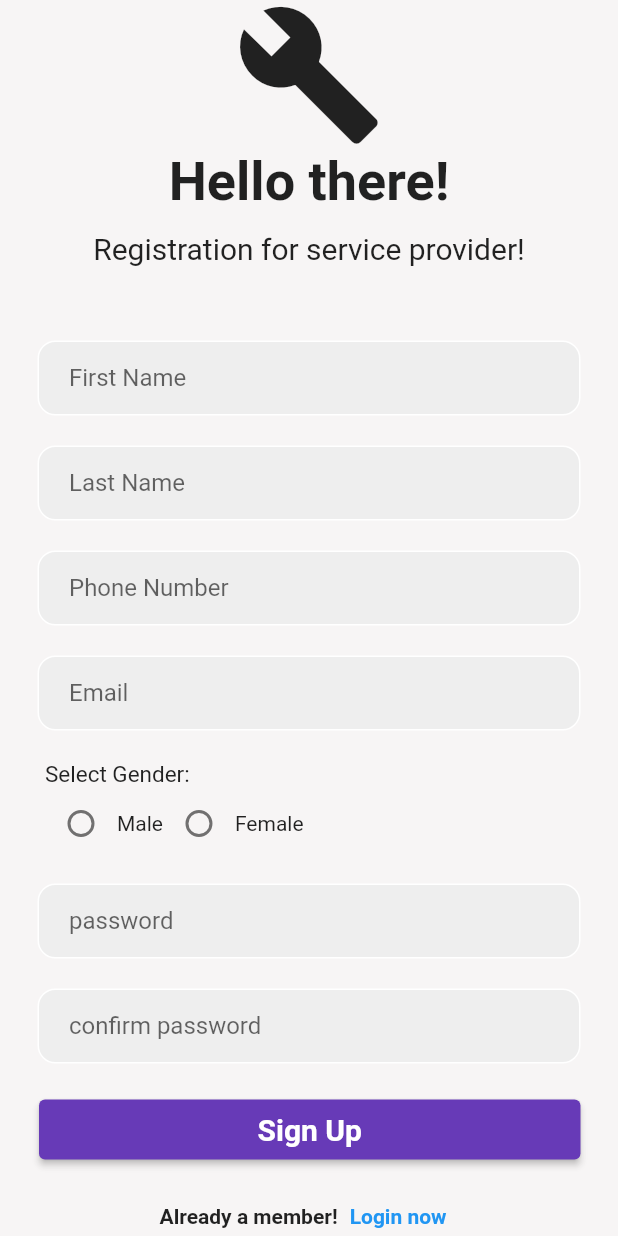
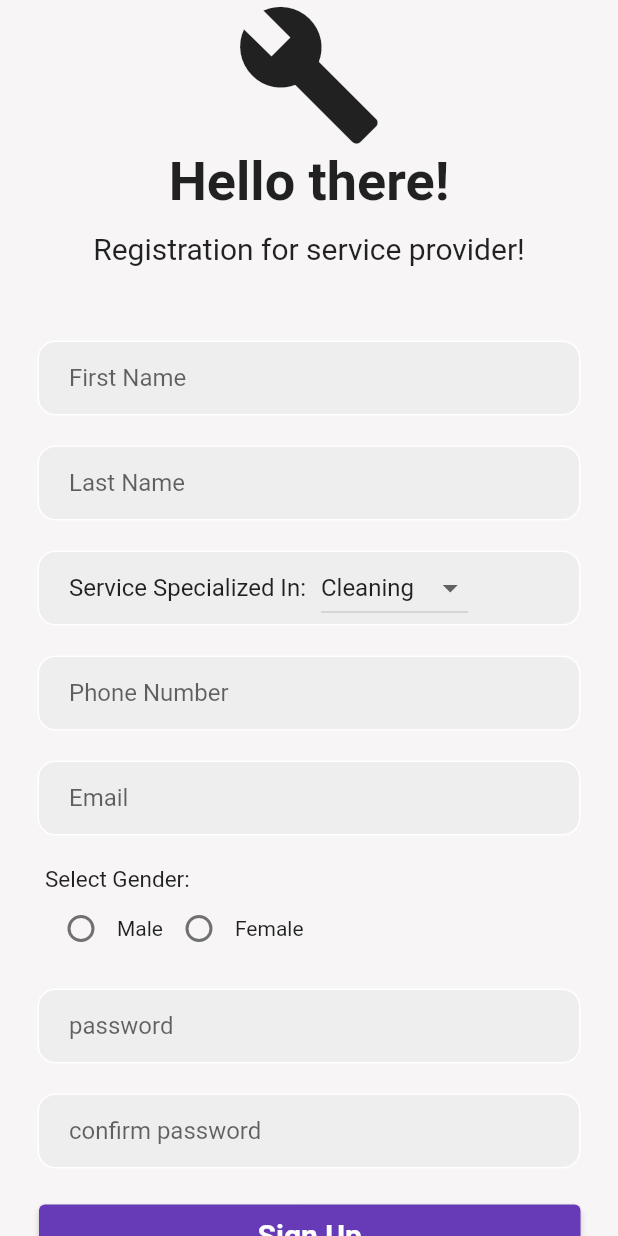
Before and after one commit to devika81/Flutter-project-home-services-application, a Flutter app: the ScreenRegisterProvider screen opened directly, on a phone screen of 412 x 824 dp. Run offline on Flutter 3.47's test engine with Material 2 defaults, Android fonts, the phone set to English and light mode, and no system bars; our stand-ins replace cloud_firestore, firebase_auth, firebase_core, fluttertoast, simple_animations; accounts and stored records are empty.

```diff
--- a/lib/register_provider.dart
+++ b/lib/register_provider.dart
@@ -35,6 +35,22 @@ class _ScreenRegisterProviderState extends State<ScreenRegisterProvider> {
   }
 
   String selectedGender = '';
+  ///////////////////////////////////////////////////////////////////////////////
+  String selectedService = 'Cleaning';
+
+  List<String> services = [
+    'Cleaning',
+    'Plumber',
+    'Electrician',
+    'Painter',
+    'Carpenter',
+    'Gardener',
+    'Tailor',
+    'Maid',
+    'Driver',
+    'Cook',
+  ];
+//////////////////////////////////////////////////////////////////////////
   @override
   Widget build(BuildContext context) {
     return Scaffold(
@@ -64,7 +80,7 @@ class _ScreenRegisterProviderState extends State<ScreenRegisterProvider> {
               ),
               SizedBox(height: 50),
 
-              // username textfield
+              // first name
 
               Padding(
                 padding: const EdgeInsets.symmetric(horizontal: 25),
@@ -87,7 +103,9 @@ class _ScreenRegisterProviderState extends State<ScreenRegisterProvider> {
               SizedBox(
                 height: 20,
               ),
-              //service provided
+
+
+              //last name
               Padding(
                 padding: const EdgeInsets.symmetric(horizontal: 25),
                 child: Container(
@@ -109,7 +127,55 @@ class _ScreenRegisterProviderState extends State<ScreenRegisterProvider> {
               SizedBox(
                 height: 20,
               ),
+////////////////////////////////////////////////////////////////////
+       // service specialized in dropdown
 
+
+
+                Padding(
+                  padding: const EdgeInsets.symmetric(horizontal: 25),
+                  child: Container(
+                    decoration: BoxDecoration(
+                      color: Colors.grey[200],
+                      border: Border.all(color: Colors.white),
+                      borderRadius: BorderRadius.circular(12),
+                    ),
+                    child: Padding(
+                      padding: const EdgeInsets.only(left: 20.0),
+                      child: Row(
+                        children: [
+                          Text('Service Specialized In:',style: TextStyle(fontSize: 16),),
+                          SizedBox(width: 10),
+                          DropdownButton<String>(
+                            value: selectedService,
+                            onChanged: (String? newValue) {
+                              setState(() {
+                                selectedService = newValue!;
+                              });
+                            },
+                            items: services.map<DropdownMenuItem<String>>(
+                              (String value) {
+                                return DropdownMenuItem<String>(
+                                  value: value,
+                                  child: Text(value),
+                                );
+                              },
+                            ).toList(),
+                          ),
+                        ],
+                      ),
+                    ),
+                  ),
+                ),
+       SizedBox(
+                height: 20,
+              ),
+
+
+
+
+////////////////////////////////////////////////////////////////////////
+              //phone number
               Padding(
                 padding: const EdgeInsets.symmetric(horizontal: 25),
                 child: Container(
@@ -388,7 +454,8 @@ String? validateConfirmPassword(String password, String confirmPassword) {
       'firstName': firstName,
       'lastName': lastName,
       'phone': phone,
-      "service_provider": true
+      "service_provider": true,
+      "serviceCategory": selectedService
       // Add more fields as needed
     };
 
--- a/lib/register_seeker.dart
+++ b/lib/register_seeker.dart
@@ -59,7 +59,7 @@ class _ScreenRegisterSeekerState extends State<ScreenRegisterSeeker> {
               ),
               SizedBox(height: 50),
 
-              // username textfield
+              // email textfield
 
               Padding(
                 padding: const EdgeInsets.symmetric(horizontal: 25),
@@ -74,7 +74,7 @@ class _ScreenRegisterSeekerState extends State<ScreenRegisterSeeker> {
                     child: TextField(
                       controller: _usernameController,
                       decoration: InputDecoration(
-                          border: InputBorder.none, hintText: 'username'),
+                          border: InputBorder.none, hintText: 'email'),
                     ),
                   ),
                 ),
```
